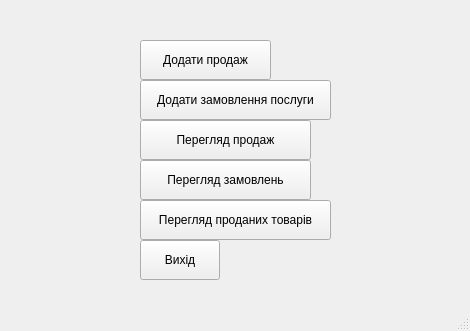
This is src/app/mainapp/mainwindow.ui in Bodiok007/Accounting as Qt 5 draws it before an edit. The edited form follows.
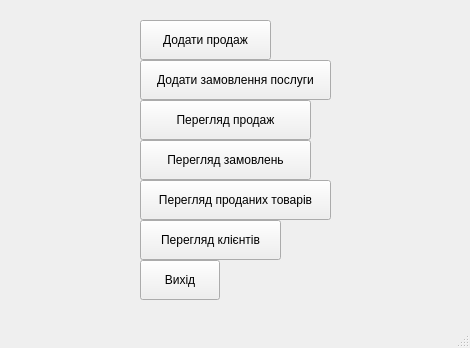
This is the edited form.

Commit message: Integrate CustomerForm to MainWindow

What changed in the file:
```diff
--- a/src/app/mainapp/mainwindow.ui
+++ b/src/app/mainapp/mainwindow.ui
@@ -7,7 +7,7 @@
     <x>0</x>
     <y>0</y>
     <width>470</width>
-    <height>331</height>
+    <height>348</height>
    </rect>
   </property>
   <property name="windowTitle">
@@ -18,7 +18,7 @@
     <property name="geometry">
      <rect>
       <x>140</x>
-      <y>40</y>
+      <y>20</y>
       <width>131</width>
       <height>40</height>
      </rect>
@@ -37,7 +37,7 @@
     <property name="geometry">
      <rect>
       <x>140</x>
-      <y>80</y>
+      <y>60</y>
       <width>191</width>
       <height>40</height>
      </rect>
@@ -56,7 +56,7 @@
     <property name="geometry">
      <rect>
       <x>140</x>
-      <y>120</y>
+      <y>100</y>
       <width>171</width>
       <height>40</height>
      </rect>
@@ -75,7 +75,7 @@
     <property name="geometry">
      <rect>
       <x>140</x>
-      <y>200</y>
+      <y>180</y>
       <width>191</width>
       <height>40</height>
      </rect>
@@ -94,7 +94,7 @@
     <property name="geometry">
      <rect>
       <x>140</x>
-      <y>160</y>
+      <y>140</y>
       <width>171</width>
       <height>40</height>
      </rect>
@@ -113,7 +113,7 @@
     <property name="geometry">
      <rect>
       <x>140</x>
-      <y>240</y>
+      <y>260</y>
       <width>80</width>
       <height>40</height>
      </rect>
@@ -128,6 +128,25 @@
      <string>Вихід</string>
     </property>
    </widget>
+   <widget class="QPushButton" name="pushButtonShowCustomers">
+    <property name="geometry">
+     <rect>
+      <x>140</x>
+      <y>220</y>
+      <width>141</width>
+      <height>40</height>
+     </rect>
+    </property>
+    <property name="minimumSize">
+     <size>
+      <width>0</width>
+      <height>40</height>
+     </size>
+    </property>
+    <property name="text">
+     <string>Перегляд клієнтів</string>
+    </property>
+   </widget>
   </widget>
   <widget class="QMenuBar" name="menubar">
    <property name="geometry">
```
The commit also changes 6 other files.
